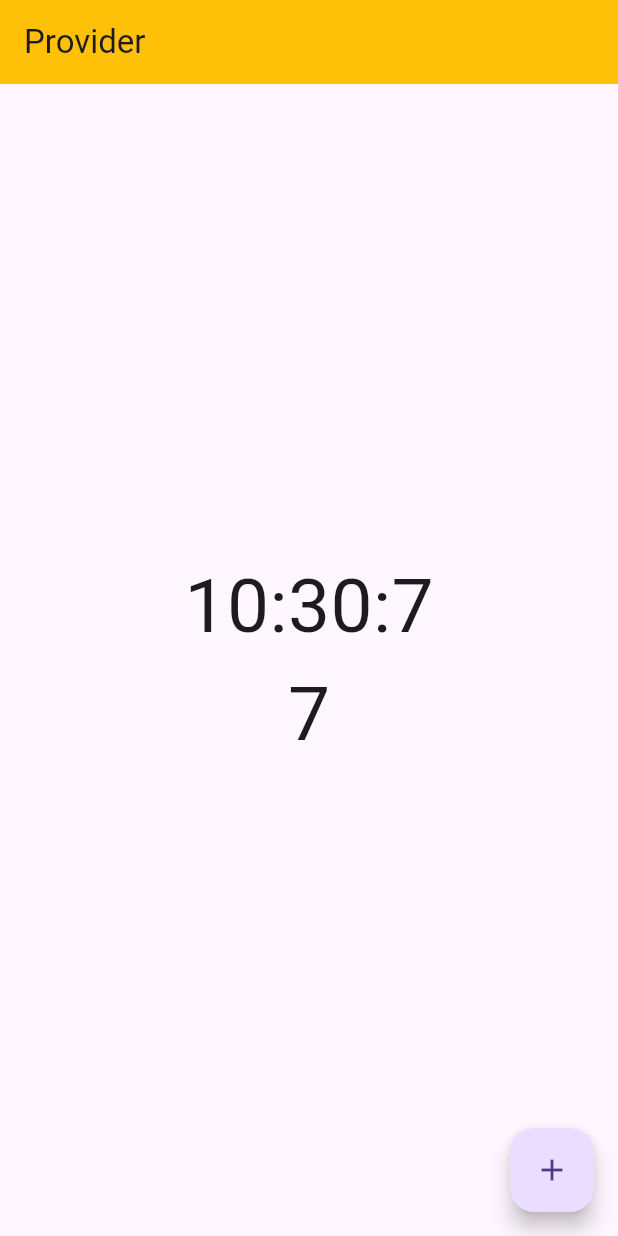
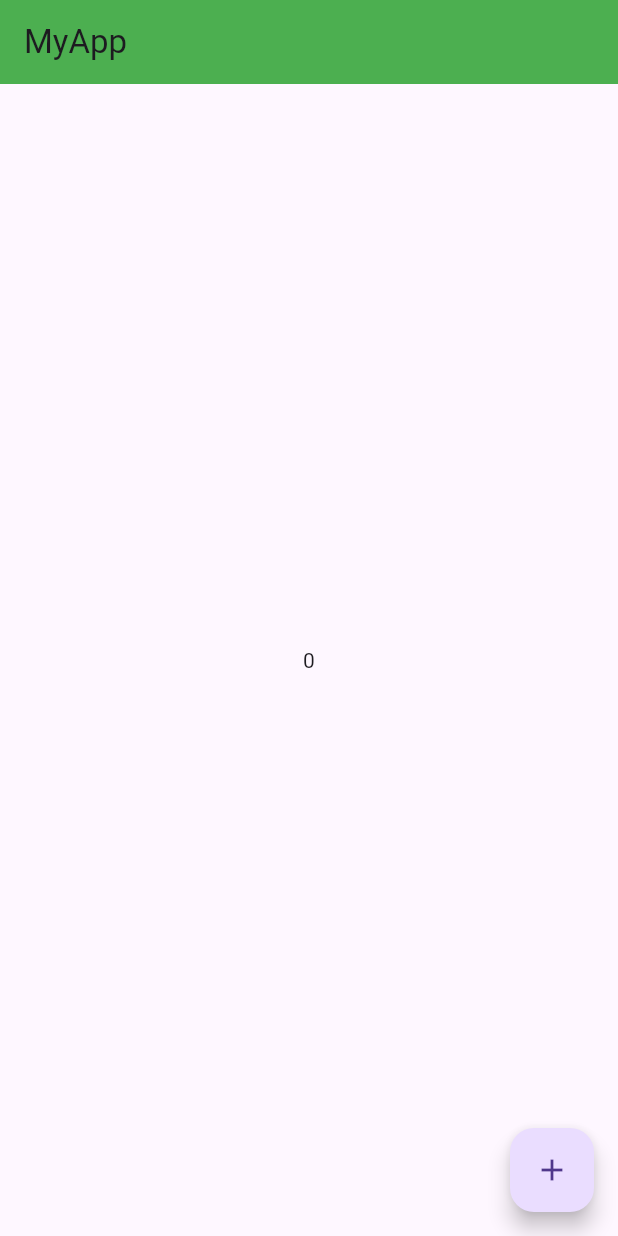
Before and after one commit to emon22830/Provider-State-Management, a Flutter app: the screen it shows after launch, on a phone screen of 412 x 824 dp. Run offline on Flutter 3.47's test engine with Material 3 defaults, Android fonts, the phone set to English and light mode, and no system bars.

Commit message:
5th part

```diff
--- /dev/null
+++ b/lib/count_example.dart
@@ -0,0 +1,29 @@
+import 'package:flutter/material.dart';
+
+class CountExample extends StatefulWidget {
+  const CountExample({super.key});
+
+  @override
+  State<CountExample> createState() => _CountExampleState();
+}
+
+class _CountExampleState extends State<CountExample> {
+  @override
+  Widget build(BuildContext context) {
+    return Scaffold(
+      appBar: AppBar(
+        backgroundColor: Colors.green,
+        title: Text('MyApp'),
+      ),
+      body: Center(
+        child: Text('0'),
+      ),
+      floatingActionButton: FloatingActionButton(
+          onPressed: (){
+
+          },
+          child: Icon(Icons.add),
+      ),
+    );
+  }
+}
--- a/lib/main.dart
+++ b/lib/main.dart
@@ -1,6 +1,7 @@
 import 'package:flutter/material.dart';
-import 'package:provider/stateful_widget_screen.dart';
-import 'package:provider/why_provider_screen.dart';
+// import 'package:provider/stateful_widget_screen.dart';
+// import 'package:provider/why_provider_screen.dart';
+import 'package:provider_state_management/count_example.dart';
 
 import 'home_screen.dart';
 
@@ -15,7 +16,7 @@ class MyApp extends StatelessWidget {
   Widget build(BuildContext context) {
     return MaterialApp(
       // home: StatefulWidgetScreen(),
-      home: WhyProviderScreen(),
+      home: CountExample(),
     );
   }
 }
--- a/pubspec.yaml
+++ b/pubspec.yaml
@@ -1,4 +1,4 @@
-name: provider
+name: provider_state_management
 description: "A new Flutter project."
 # The following line prevents the package from being accidentally published to
 # pub.dev using `flutter pub publish`. This is preferred for private packages.
@@ -35,6 +35,7 @@ dependencies:
   # The following adds the Cupertino Icons font to your application.
   # Use with the CupertinoIcons class for iOS style icons.
   cupertino_icons: ^1.0.8
+  provider: ^6.1.2
 
 dev_dependencies:
   flutter_test:
```
Also changed, not shown: pubspec.lock.
